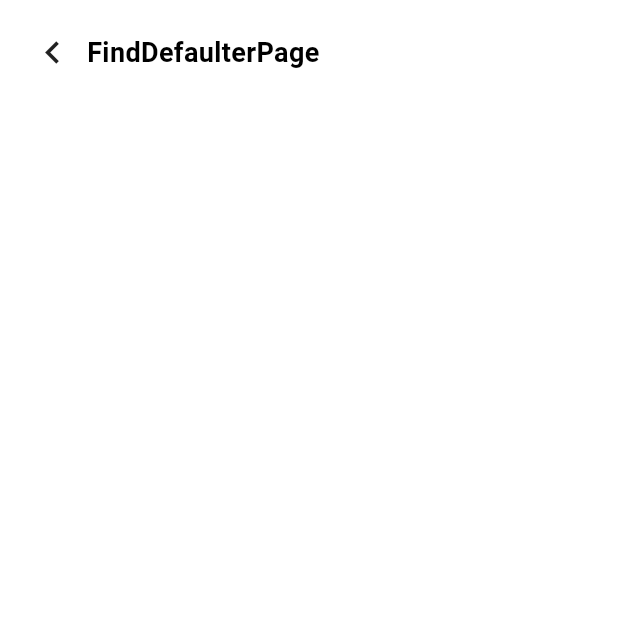
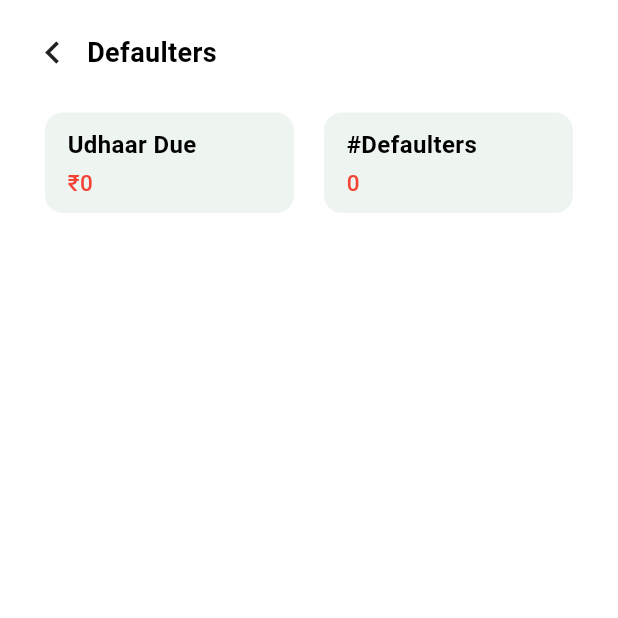
Before and after one commit to iamkartiknayak/okcredit-android-redesign, a Flutter app: the screen it shows after launch, item 2 of the bottom bar chosen, after a tap on "Find Defaulter", on a phone screen of 412 x 824 dp, the top half of it. Run offline on Flutter 3.47's test engine with Material 2 defaults, Android fonts, the phone set to English and light mode, and no system bars; our stand-ins replace font_awesome_flutter.

Commit message:
Modify files

```diff
--- a/lib/constants.dart
+++ b/lib/constants.dart
@@ -4,7 +4,7 @@ const kPrimaryColor = Color(0xff1c863b);
 
 const kSecondaryColor = Color(0xff212121);
 
-const kHighLightColor = Color.fromARGB(255, 238, 244, 239);
+const kHighLightColor = Color(0xffeef4ef);
 
 const kSecondaryAccent = Color(0xff757784);
 
@@ -30,3 +30,36 @@ const kSubTitleStyle = TextStyle(
   fontSize: 13.0,
   fontWeight: FontWeight.w500,
 );
+
+final kCustomThemeData = ThemeData(
+  useMaterial3: true,
+  // splashColor: Colors.transparent,
+  // highlightColor: Colors.transparent,
+  // splashFactory: NoSplash.splashFactory,
+  colorScheme: const ColorScheme.light(primary: kPrimaryColor),
+  iconTheme: const IconThemeData(color: kSecondaryColor),
+  navigationBarTheme: NavigationBarThemeData(
+    elevation: 10.0,
+    height: 70.0,
+    iconTheme: const MaterialStatePropertyAll(
+      IconThemeData(color: kSecondaryColor),
+    ),
+    indicatorColor: const Color(0xff66bb6a),
+    backgroundColor: Colors.grey.shade100,
+    surfaceTintColor: Colors.white,
+  ),
+  tabBarTheme: const TabBarTheme(
+    labelColor: kPrimaryColor,
+    indicatorColor: kPrimaryColor,
+    dividerColor: kHighLightColor,
+    labelStyle: TextStyle(fontWeight: FontWeight.bold),
+  ),
+  inputDecorationTheme: const InputDecorationTheme(
+    prefixIconColor: Colors.grey,
+    enabledBorder: UnderlineInputBorder(
+      borderSide: BorderSide(
+        color: Colors.grey,
+      ),
+    ),
+  ),
+);
--- a/lib/main.dart
+++ b/lib/main.dart
@@ -17,42 +17,14 @@ class MyApp extends StatelessWidget {
 
   @override
   Widget build(BuildContext context) {
+    precacheImage(const AssetImage("assets/images/share.png"), context);
+    precacheImage(const AssetImage("assets/images/update_number.png"), context);
+
     return ChangeNotifierProvider(
       create: (context) => DataModel(),
       child: MaterialApp(
         debugShowCheckedModeBanner: false,
-        theme: ThemeData(
-          useMaterial3: true,
-          // splashColor: Colors.transparent,
-          // highlightColor: Colors.transparent,
-          // splashFactory: NoSplash.splashFactory,
-          colorScheme: const ColorScheme.light(primary: kPrimaryColor),
-          iconTheme: const IconThemeData(color: kSecondaryColor),
-          navigationBarTheme: NavigationBarThemeData(
-            elevation: 10.0,
-            height: 70.0,
-            iconTheme: const MaterialStatePropertyAll(
-              IconThemeData(color: kSecondaryColor),
-            ),
-            indicatorColor: const Color(0xff66bb6a),
-            backgroundColor: Colors.grey.shade100,
-            surfaceTintColor: Colors.white,
-          ),
-          tabBarTheme: const TabBarTheme(
-            labelColor: kPrimaryColor,
-            indicatorColor: kPrimaryColor,
-            dividerColor: kHighLightColor,
-            labelStyle: TextStyle(fontWeight: FontWeight.bold),
-          ),
-          inputDecorationTheme: const InputDecorationTheme(
-            prefixIconColor: Colors.grey,
-            enabledBorder: UnderlineInputBorder(
-              borderSide: BorderSide(
-                color: Colors.grey,
-              ),
-            ),
-          ),
-        ),
+        theme: kCustomThemeData,
         initialRoute: BottomNavbar.id,
         routes: {
           BottomNavbar.id: (context) => const BottomNavbar(),
--- a/lib/pages/settings/find_defaulter.dart
+++ b/lib/pages/settings/find_defaulter.dart
@@ -1,4 +1,5 @@
 import 'package:flutter/material.dart';
+import 'package:redesign_okcredit/app_imports.dart';
 import 'package:redesign_okcredit/widgets/custom_back_button.dart';
 
 class FindDefaulterPage extends StatelessWidget {
@@ -8,13 +9,25 @@ class FindDefaulterPage extends StatelessWidget {
 
   @override
   Widget build(BuildContext context) {
-    return Scaffold(
+    return const Scaffold(
       body: SafeArea(
         child: Padding(
-          padding: const EdgeInsets.fromLTRB(20.0, 20.0, 20.0, 0.0),
+          padding: EdgeInsets.fromLTRB(20.0, 20.0, 20.0, 0.0),
           child: Column(
             children: [
-              CustomBackButton(title: 'FindDefaulterPage'),
+              CustomBackButton(title: 'Defaulters'),
+              Row(
+                children: [
+                  DefaulterCard(
+                    title: 'Udhaar Due',
+                    subtitle: '₹0',
+                  ),
+                  DefaulterCard(
+                    title: '#Defaulters',
+                    subtitle: '0',
+                  ),
+                ],
+              )
             ],
           ),
         ),
@@ -22,3 +35,49 @@ class FindDefaulterPage extends StatelessWidget {
     );
   }
 }
+
+class DefaulterCard extends StatelessWidget {
+  const DefaulterCard({
+    super.key,
+    required this.title,
+    required this.subtitle,
+  });
+
+  final String title;
+  final String subtitle;
+
+  @override
+  Widget build(BuildContext context) {
+    return Expanded(
+      child: Container(
+        margin: const EdgeInsets.symmetric(horizontal: 10.0),
+        padding: const EdgeInsets.symmetric(horizontal: 15.0, vertical: 10.0),
+        decoration: BoxDecoration(
+          color: kHighLightColor,
+          borderRadius: BorderRadius.circular(12.0),
+        ),
+        child: Column(
+          crossAxisAlignment: CrossAxisAlignment.start,
+          children: [
+            Text(
+              title,
+              style: const TextStyle(
+                fontSize: 16.0,
+                fontWeight: FontWeight.bold,
+              ),
+            ),
+            const SizedBox(height: 3.0),
+            Text(
+              subtitle,
+              style: const TextStyle(
+                color: Colors.red,
+                fontSize: 15.0,
+                fontWeight: FontWeight.w500,
+              ),
+            )
+          ],
+        ),
+      ),
+    );
+  }
+}
```
